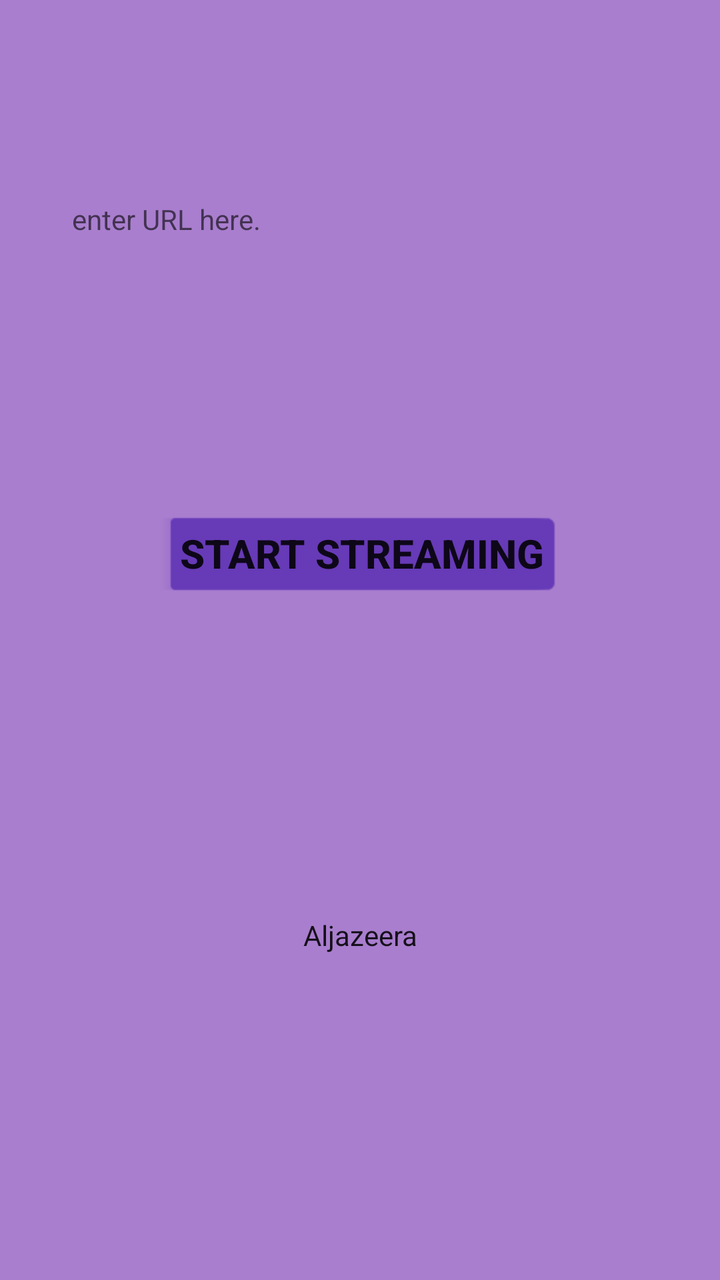
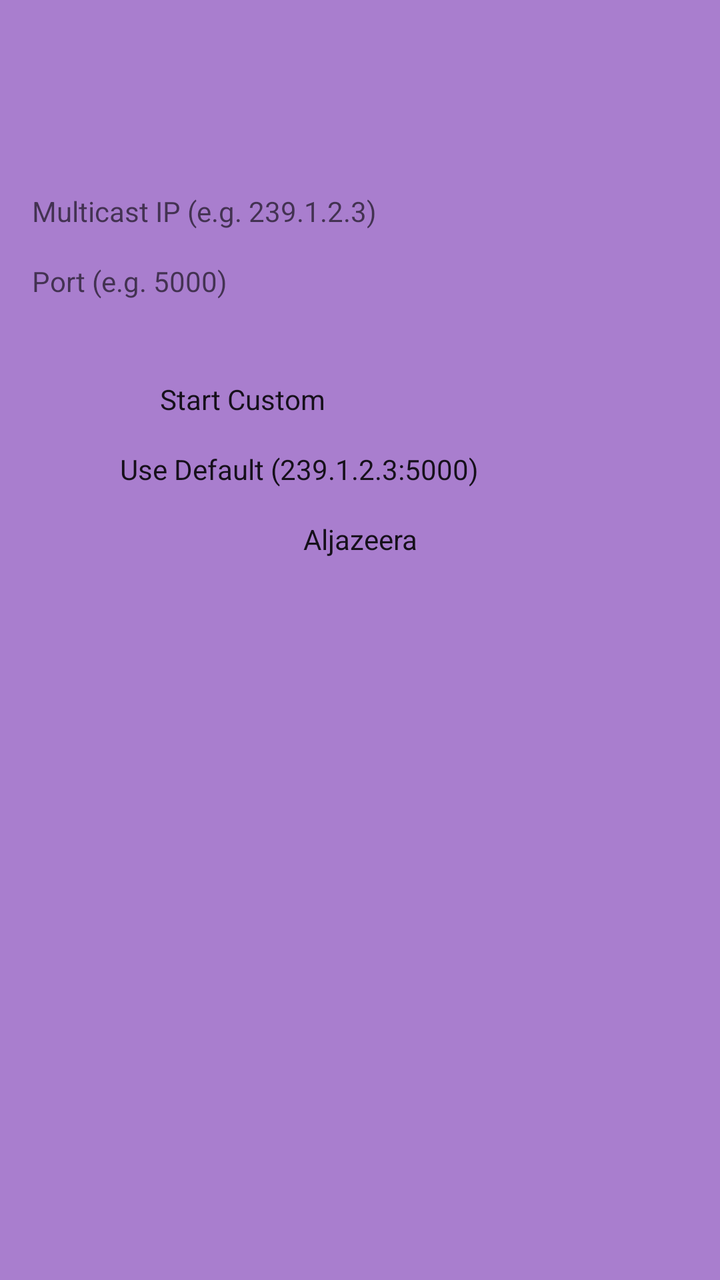

An Android layout rendered at two revisions. The XML below is the earlier revision; the diff shows what the commit changed to produce the second picture.
<!-- AndroidManifest.xml: activity theme Theme.MalikVideoPlayer -->
<!-- res/layout/activity_main.xml -->
<?xml version="1.0" encoding="utf-8"?>
<androidx.constraintlayout.widget.ConstraintLayout xmlns:android="http://schemas.android.com/apk/res/android"
    xmlns:app="http://schemas.android.com/apk/res-auto"
    xmlns:tools="http://schemas.android.com/tools"
    android:layout_width="match_parent"
    android:layout_height="match_parent"
    android:background="#CC9560C3"
    android:orientation="vertical">

    <EditText
        android:id="@+id/editTextSource"
        android:layout_width="288dp"
        android:layout_height="82dp"
        android:layout_marginStart="32dp"
        android:layout_marginTop="100dp"
        android:layout_marginEnd="32dp"
        android:layout_marginBottom="32dp"
        android:hint="enter URL here."
        android:inputType="text"
        app:layout_constraintBottom_toTopOf="@+id/btn_start"
        app:layout_constraintEnd_toEndOf="parent"
        app:layout_constraintHorizontal_bias="0.491"
        app:layout_constraintStart_toStartOf="parent"
        app:layout_constraintTop_toTopOf="parent"
        app:layout_constraintVertical_bias="0.5"
        tools:ignore="MissingConstraints" />

    <Button
        android:id="@+id/buttonAljazeera"
        android:layout_width="wrap_content"
        android:layout_height="wrap_content"
        android:layout_marginBottom="8dp"
        android:text="Aljazeera"
        app:layout_constraintBottom_toBottomOf="parent"
        app:layout_constraintEnd_toEndOf="parent"
        app:layout_constraintHorizontal_bias="0.5"
        app:layout_constraintStart_toStartOf="parent"
        app:layout_constraintTop_toBottomOf="@+id/btn_start"
        tools:ignore="MissingConstraints" />

    <Button
        android:id="@+id/btn_start"
        style="@android:style/Widget.Material.Button.Inset"
        android:layout_width="200dp"
        android:layout_height="wrap_content"
        android:layout_marginTop="73dp"
        android:backgroundTint="#673AB7"
        android:text="Start Streaming"
        android:textSize="20sp"
        android:textStyle="bold"
        app:layout_constraintEnd_toEndOf="parent"
        app:layout_constraintHorizontal_bias="0.5"
        app:layout_constraintStart_toStartOf="parent"
        app:layout_constraintTop_toBottomOf="@+id/editTextSource"
        tools:ignore="MissingConstraints" />

</androidx.constraintlayout.widget.ConstraintLayout>
<!-- resources referenced by this layout -->
<resources>
  <style name="Theme.MalikVideoPlayer" parent="android:Theme.Material.Light.NoActionBar" />
</resources>

<!-- the commit's change to res/layout/activity_main.xml (unified diff, before → after) -->
@@ -1,57 +1,71 @@
 <?xml version="1.0" encoding="utf-8"?>
-<androidx.constraintlayout.widget.ConstraintLayout xmlns:android="http://schemas.android.com/apk/res/android"
+<androidx.constraintlayout.widget.ConstraintLayout
+    xmlns:android="http://schemas.android.com/apk/res/android"
     xmlns:app="http://schemas.android.com/apk/res-auto"
-    xmlns:tools="http://schemas.android.com/tools"
     android:layout_width="match_parent"
     android:layout_height="match_parent"
     android:background="#CC9560C3"
-    android:orientation="vertical">
+    android:padding="16dp">
 
+    
     <EditText
         android:id="@+id/editTextSource"
-        android:layout_width="288dp"
-        android:layout_height="82dp"
-        android:layout_marginStart="32dp"
-        android:layout_marginTop="100dp"
-        android:layout_marginEnd="32dp"
-        android:layout_marginBottom="32dp"
-        android:hint="enter URL here."
+        android:layout_width="0dp"
+        android:layout_height="wrap_content"
+        android:layout_marginTop="80dp"
+        android:hint="Multicast IP (e.g. 239.1.2.3)"
         android:inputType="text"
-        app:layout_constraintBottom_toTopOf="@+id/btn_start"
+        android:textColor="#FFFFFF"
         app:layout_constraintEnd_toEndOf="parent"
-        app:layout_constraintHorizontal_bias="0.491"
         app:layout_constraintStart_toStartOf="parent"
-        app:layout_constraintTop_toTopOf="parent"
-        app:layout_constraintVertical_bias="0.5"
-        tools:ignore="MissingConstraints" />
+        app:layout_constraintTop_toTopOf="parent" />
 
+    
+    <EditText
+        android:id="@+id/editTextPort"
+        android:layout_width="0dp"
+        android:layout_height="wrap_content"
+        android:layout_marginTop="16dp"
+        android:hint="Port (e.g. 5000)"
+        android:inputType="number"
+        android:textColor="#FFFFFF"
+        app:layout_constraintEnd_toEndOf="parent"
+        app:layout_constraintStart_toStartOf="parent"
+        app:layout_constraintTop_toBottomOf="@id/editTextSource" />
+
+    
+    <Button
+        android:id="@+id/btn_start"
+        android:layout_width="200dp"
+        android:layout_height="wrap_content"
+        android:layout_marginTop="40dp"
+        android:backgroundTint="#673AB7"
+        android:text="Start Custom"
+        app:layout_constraintEnd_toEndOf="parent"
+        app:layout_constraintStart_toStartOf="parent"
+        app:layout_constraintTop_toBottomOf="@id/editTextPort" />
+
+    
+    <Button
+        android:id="@+id/btn_default"
+        android:layout_width="240dp"
+        android:layout_height="wrap_content"
+        android:layout_marginTop="16dp"
+        android:backgroundTint="#4CAF50"
+        android:text="Use Default (239.1.2.3:5000)"
+        app:layout_constraintEnd_toEndOf="parent"
+        app:layout_constraintStart_toStartOf="parent"
+        app:layout_constraintTop_toBottomOf="@id/btn_start" />
+
+    
     <Button
         android:id="@+id/buttonAljazeera"
         android:layout_width="wrap_content"
         android:layout_height="wrap_content"
-        android:layout_marginBottom="8dp"
+        android:layout_marginTop="16dp"
         android:text="Aljazeera"
-        app:layout_constraintBottom_toBottomOf="parent"
         app:layout_constraintEnd_toEndOf="parent"
-        app:layout_constraintHorizontal_bias="0.5"
         app:layout_constraintStart_toStartOf="parent"
-        app:layout_constraintTop_toBottomOf="@+id/btn_start"
-        tools:ignore="MissingConstraints" />
-
-    <Button
-        android:id="@+id/btn_start"
-        style="@android:style/Widget.Material.Button.Inset"
-        android:layout_width="200dp"
-        android:layout_height="wrap_content"
-        android:layout_marginTop="73dp"
-        android:backgroundTint="#673AB7"
-        android:text="Start Streaming"
-        android:textSize="20sp"
-        android:textStyle="bold"
-        app:layout_constraintEnd_toEndOf="parent"
-        app:layout_constraintHorizontal_bias="0.5"
-        app:layout_constraintStart_toStartOf="parent"
-        app:layout_constraintTop_toBottomOf="@+id/editTextSource"
-        tools:ignore="MissingConstraints" />
+        app:layout_constraintTop_toBottomOf="@id/btn_default" />
 
 </androidx.constraintlayout.widget.ConstraintLayout>
